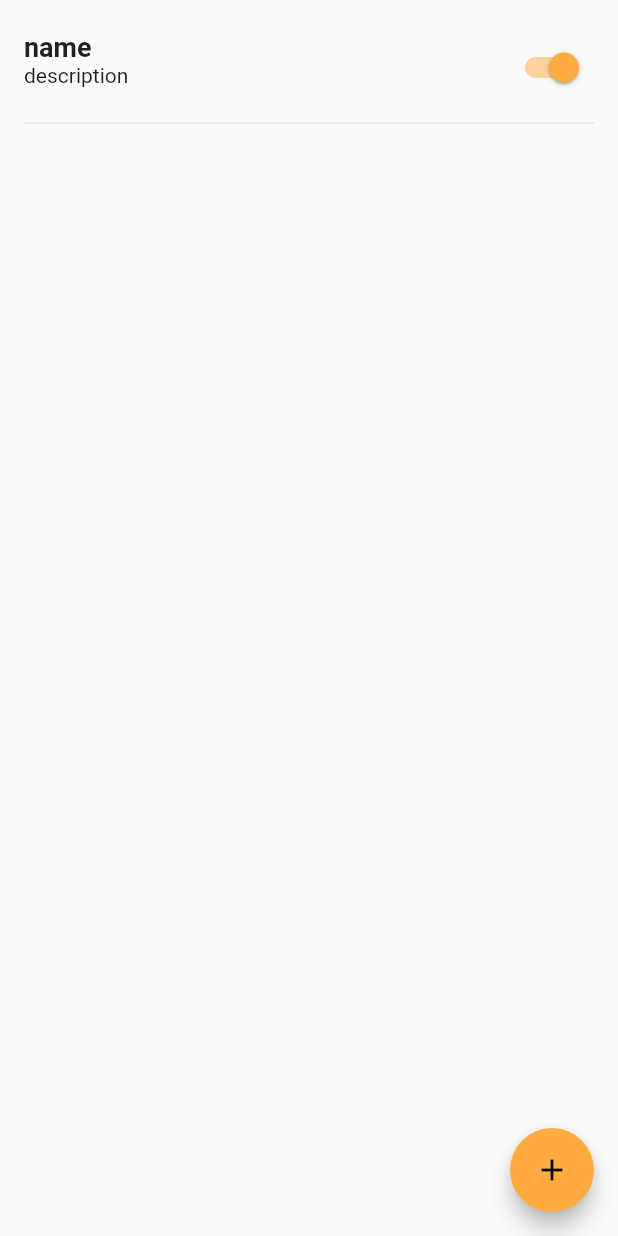
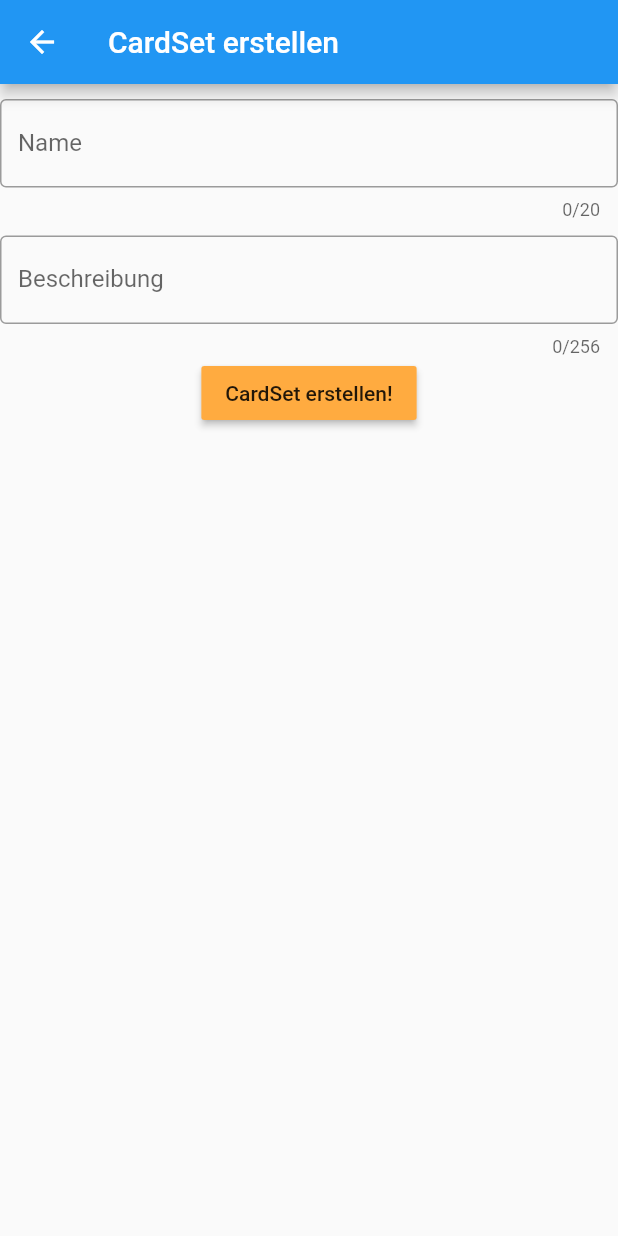
Before and after one commit to dasanten/YourDrinkinggame, a Flutter app: the LocalCardSetsView screen opened directly, after a tap on the "add" icon, on a phone screen of 412 x 824 dp. Run offline on Flutter 3.47's test engine with Material 2 defaults, Android fonts, the phone set to English and light mode, and no system bars; our stand-ins replace sqflite; missing offline and left inert: dart:ffi; accounts and stored records are empty.

Commit message:
added Form for CardSet creation

```diff
--- a/flutter_frontend/your_drinking_game_app/lib/cardSetsView/CustomCardSetTile.dart
+++ b/flutter_frontend/your_drinking_game_app/lib/cardSetsView/CustomCardSetTile.dart
@@ -1,5 +1,3 @@
-
-import 'package:flutter/cupertino.dart';
 import 'package:flutter/material.dart';
 import 'package:your_drinking_game_app/dataBase/CardSetDB.dart';
 import 'package:your_drinking_game_app/models/CardSet.dart';
@@ -18,7 +16,6 @@ class CustomCardSetTile extends StatefulWidget {
 class _CustomCardSetTile extends State<CustomCardSetTile> {
 
   final CardSet cardSet;
-
   _CustomCardSetTile(this.cardSet);
 
   @override
--- /dev/null
+++ b/flutter_frontend/your_drinking_game_app/lib/cardSetsView/local/CardSetForm.dart
@@ -0,0 +1,80 @@
+
+import 'package:flutter/material.dart';
+import 'package:your_drinking_game_app/cardSetsView/local/LocalCardSetsView.dart';
+import 'package:your_drinking_game_app/dataBase/CardSetDB.dart';
+import 'package:your_drinking_game_app/models/CardSet.dart';
+
+class CardSetForm extends StatefulWidget {
+  @override
+  State<StatefulWidget> createState() => _CardSetForm();
+
+}
+
+class _CardSetForm extends State<CardSetForm>{
+
+  final _formKey = GlobalKey<FormState>();
+  TextEditingController _nameController;
+  TextEditingController _descriptionController;
+
+
+  @override
+  void initState() {
+    _nameController = new TextEditingController();
+    _descriptionController = new TextEditingController();
+  }
+
+  @override
+  Widget build(BuildContext context) {
+    return Scaffold(
+      appBar: AppBar(
+        title: Text("CardSet erstellen"),
+      ),
+      body: Form(
+        key: _formKey,
+        child: Column(
+          children: [
+            Padding(padding: EdgeInsets.symmetric(vertical: 5)),
+            TextFormField(
+              controller: _nameController,
+              validator: (value) {
+                if(value.isEmpty) {
+                  return 'Bitte gebe einen Namen ein!';
+                }
+                return null;
+              },
+              decoration: InputDecoration(
+                labelText: 'Name',
+                border: OutlineInputBorder(),
+              ),
+              maxLength: 20,
+            ),
+            Padding(padding: EdgeInsets.symmetric(vertical: 5)),
+            TextFormField(
+              controller: _descriptionController,
+              decoration: InputDecoration(
+                labelText: 'Beschreibung',
+                border: OutlineInputBorder(),
+              ),
+              maxLength: 256,
+            ),
+            Center(
+              child: RaisedButton(
+                child: Text("CardSet erstellen!"),
+                onPressed: () => saveCardSet(context),
+              ),
+            )
+          ],
+        ),
+      )
+    );
+  }
+
+  saveCardSet(BuildContext context){
+    if(_formKey.currentState.validate()) {
+      CardSet cardSet = new CardSet(_nameController.text, _descriptionController.text, null, true);
+      CardSetDB.cardSetDB.insertCardSet(cardSet);
+      Navigator.pop(context);
+    }
+
+  }
+}
--- a/flutter_frontend/your_drinking_game_app/lib/cardSetsView/local/LocalCardSetsView.dart
+++ b/flutter_frontend/your_drinking_game_app/lib/cardSetsView/local/LocalCardSetsView.dart
@@ -2,6 +2,7 @@ import 'package:flutter/cupertino.dart';
 import 'package:flutter/material.dart';
 import 'package:flutter/rendering.dart';
 import 'package:your_drinking_game_app/cardSetsView/CustomCardSetTile.dart';
+import 'package:your_drinking_game_app/cardSetsView/local/CardSetForm.dart';
 import 'package:your_drinking_game_app/dataBase/CardSetDB.dart';
 import 'package:your_drinking_game_app/models/CardSet.dart';
 
@@ -17,14 +18,12 @@ class _LocalCardSetsView extends State<LocalCardSetsView> {
 
   @override
   Widget build(BuildContext context) {
-
+    getCardSets();
     return Scaffold (
       body: cardSets(),
       floatingActionButton: FloatingActionButton(
-        onPressed: () => {
-          CardSetDB.cardSetDB.insertCardSet(
-            new CardSet("name", "description", "workshopId", true)
-          ).then((value) => setState(() => this.cardSetList.add(value)))
+        onPressed:() {
+          Navigator.push(context, MaterialPageRoute(builder: (context) => CardSetForm()));
         },
         child: Icon(Icons.add),
       )
@@ -35,7 +34,6 @@ class _LocalCardSetsView extends State<LocalCardSetsView> {
   @override
   void initState() {
     super.initState();
-    getCardSets();
   }
 
   Widget cardSets() {
@@ -62,7 +60,7 @@ class _LocalCardSetsView extends State<LocalCardSetsView> {
 
   getCardSets() {
     CardSetDB.cardSetDB.getCardSets().then(
-            (cardSetList) => {
+        (cardSetList) => {
           setState(
                 () => this.cardSetList = cardSetList,
           )
--- a/flutter_frontend/your_drinking_game_app/lib/game/CardDisplay.dart
+++ b/flutter_frontend/your_drinking_game_app/lib/game/CardDisplay.dart
@@ -82,7 +82,7 @@ class _CardDisplayState extends State<CardDisplay> {
       });
       _cards.removeAt(pickedCardNum);
     } else {
-      Navigator.push(context, MaterialPageRoute(builder: (context) => Menu()));
+      Navigator.pop(context);
     }
 
   }
```
